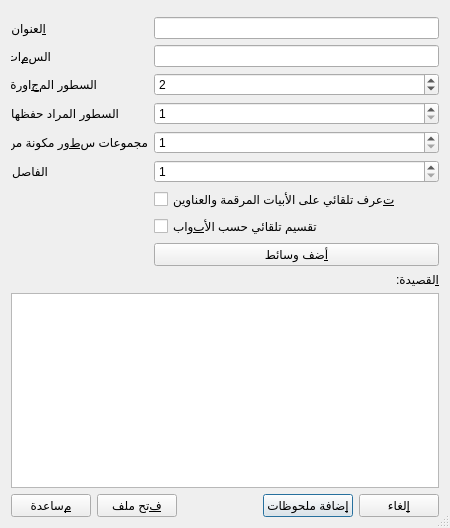
This is designer/import_dialog.ui in feghakim/AnkiLPCG as Qt 5 draws it before an edit. The edited form follows.
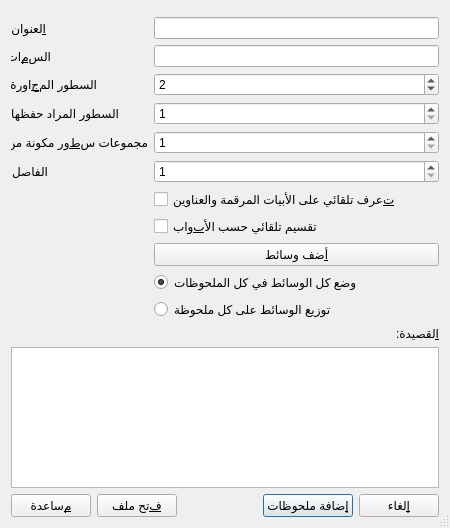
This is the edited form.

Commit message: Add option to distribute media files over all notes

Diff of the .ui file:
```diff
--- a/designer/import_dialog.ui
+++ b/designer/import_dialog.ui
@@ -168,8 +168,25 @@
        </property>
       </widget>
      </item>
-    </layout>
+   <item row="13" column="1">
+     <widget class="QRadioButton" name="MediaInAllNotesRadioButton">
+       <property name="text">
+         <string>وضع كل الوسائط في كل الملحوظات</string>
+       </property>
+       <property name="checked">
+         <bool>true</bool>
+       </property>
+     </widget>
    </item>
+   <item row="14" column="1">
+     <widget class="QRadioButton" name="MediaByNoteRadioButton">
+       <property name="text">
+         <string>توزيع الوسائط على كل ملحوظة</string>
+       </property>
+     </widget>
+   </item>
+   </layout>
+  </item>
    <item>
     <widget class="QLabel" name="label_6">
      <property name="text">
```
Left out of the diff: 8 changed lines with no effect on the pictures. The commit also changes 3 other files.
